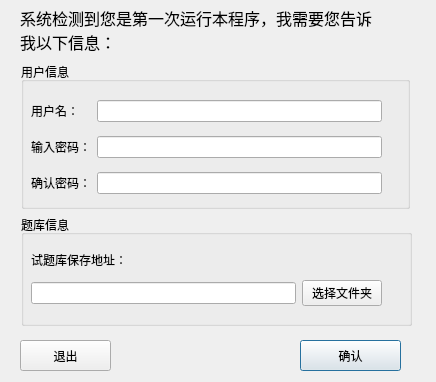
This is firstsettingsdialog.ui in andyhuzhill/PaperGenerator as Qt 5 draws it before an edit. The edited form follows.
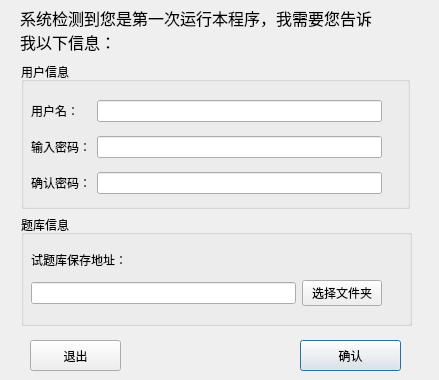
This is the edited form.

What changed in the file:
```diff
--- a/firstsettingsdialog.ui
+++ b/firstsettingsdialog.ui
@@ -6,8 +6,8 @@
    <rect>
     <x>0</x>
     <y>0</y>
-    <width>436</width>
-    <height>382</height>
+    <width>439</width>
+    <height>380</height>
    </rect>
   </property>
   <property name="windowTitle">
@@ -177,7 +177,7 @@
   <widget class="QPushButton" name="pushButton">
    <property name="geometry">
     <rect>
-     <x>20</x>
+     <x>30</x>
      <y>340</y>
      <width>91</width>
      <height>31</height>
```
